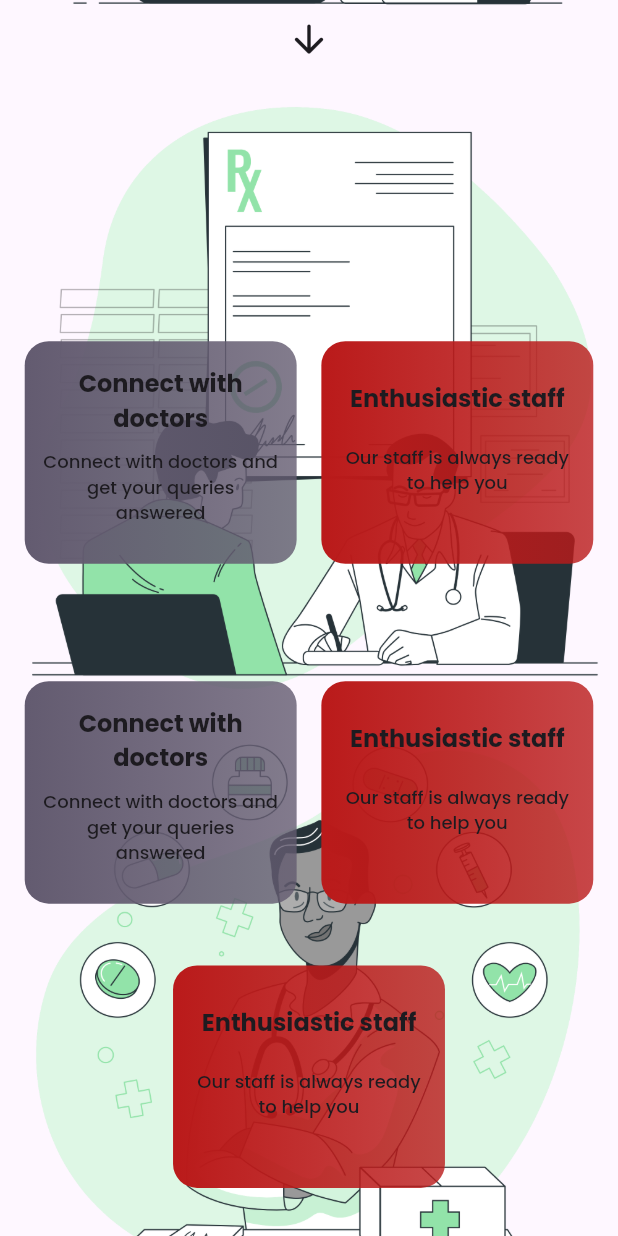
After one commit to phatalways-sleeping/DocCare, a Flutter app: the DCSplashScreen screen opened directly, after a tap on the "arrow downward" icon, on a phone screen of 412 x 824 dp. The commit adds this screen. Run offline on Flutter 3.47's test engine with Material 2 defaults, Android fonts, the phone set to English and light mode, and no system bars; our stand-ins replace equatable, firebase_core, flutter_svg, google_fonts, supabase_flutter and 1 more; missing offline and left inert: dart:ffi, env_flutter; accounts and stored records are empty; key blocks and very long unbroken strings in the code were emptied for the run.

Commit message:
feat(ui): add splash screen and its animation

```diff
--- a/src/packages/screens/lib/screens.dart
+++ b/src/packages/screens/lib/screens.dart
@@ -1,4 +1,4 @@
 /// Package for screens in this application
 library screens;
 
-export 'src/screens.dart';
+export 'src/splash/dc_splash_screen.dart';
--- a/src/packages/screens/lib/src/screens.dart
+++ /dev/null
@@ -1,7 +0,0 @@
-/// {@template screens}
-/// Package for screens in this application
-/// {@endtemplate}
-class Screens {
-  /// {@macro screens}
-  const Screens();
-}
--- /dev/null
+++ b/src/packages/screens/lib/src/splash/dc_info_box.dart
@@ -0,0 +1,80 @@
+import 'package:components/components.dart';
+import 'package:extensions/extensions.dart';
+import 'package:flutter/material.dart';
+
+/// {@template dc_information_box}
+class DCInformationBox extends StatelessWidget {
+  /// {@macro dc_information_box}
+  const DCInformationBox({
+    required this.header,
+    required this.body,
+    required this.backgroundColor,
+
+    this.padding = const EdgeInsets.symmetric(
+      horizontal: 12,
+      vertical: 8,
+    ),
+    this.borderRadius = const BorderRadius.all(Radius.circular(16)),
+    this.shape = BoxShape.rectangle,
+    this.footer,
+    this.border,
+    this.gradient,
+    super.key,
+  });
+
+  final Widget header;
+  final Widget body;
+  final Widget? footer;
+
+  final BorderRadius borderRadius;
+  final Color backgroundColor;
+  final Border? border;
+  final Gradient? gradient;
+  final BoxShape shape;
+  final EdgeInsetsGeometry padding;
+
+  @override
+  Widget build(BuildContext context) {
+    return Container(
+      padding: padding,
+      constraints: BoxConstraints(
+        maxWidth: context.width * 0.44,
+        maxHeight: context.height * 0.18,
+      ),
+      decoration: BoxDecoration(
+        color: backgroundColor,
+        borderRadius: borderRadius,
+        border: border,
+        gradient: gradient,
+        shape: shape,
+      ),
+      child: Column(
+        mainAxisAlignment: MainAxisAlignment.spaceEvenly,
+        children: [
+          DefaultTextStyle.merge(
+            style: context.textTheme.h1RegularPoppins.copyWith(
+              fontSize: 16,
+              fontWeight: FontWeight.bold,
+            ),
+            textAlign: TextAlign.center,
+            child: header,
+          ),
+          DefaultTextStyle.merge(
+            style: context.textTheme.h2RegularPoppins.copyWith(
+              fontSize: 12,
+            ),
+            textAlign: TextAlign.center,
+            child: body,
+          ),
+          DefaultTextStyle.merge(
+            style: context.textTheme.h2RegularPoppins.copyWith(
+              fontSize: 12,
+            ),
+            textAlign: TextAlign.right,
+            child: footer ?? const SizedBox(),
+          ),
+        ],
+      ),
+    );
+  }
+}
--- /dev/null
+++ b/src/packages/screens/lib/src/splash/dc_page_view.dart
@@ -0,0 +1,114 @@
+import 'package:components/components.dart';
+import 'package:extensions/extensions.dart';
+import 'package:flutter/material.dart';
+import 'package:screens/src/splash/dc_info_box.dart';
+
+part 'dc_page_view_one.dart';
+part 'dc_page_view_two.dart';
+
+
+/// {@template dc_page_view}
+base class DCPageView extends StatefulWidget {
+  /// {@macro dc_page_view}
+  const DCPageView({
+    required this.background,
+    required this.foreground,
+    this.alignment = MainAxisAlignment.center,
+    this.footer,
+    this.action,
+    this.bottom,
+    super.key,
+  }) : assert(
+          footer == null || bottom == null || bottom >= 0.1,
+          'bottom must be greater than 0.2',
+        );
+
+  final Widget background;
+  final List<Widget> foreground;
+  final Widget? action;
+  final Widget? footer;
+
+  final MainAxisAlignment alignment;
+
+  final double? bottom;
+
+  @override
+  State<DCPageView> createState() => _DCPageViewState();
+}
+
+class _DCPageViewState extends State<DCPageView>
+    with SingleTickerProviderStateMixin {
+  late final animationController = AnimationController(
+    vsync: this,
+    duration: const Duration(milliseconds: 500),
+  );
+
+  late final animation = CurvedAnimation(
+    parent: animationController,
+    curve: Curves.easeIn,
+  );
+
+  @override
+  void initState() {
+    animationController.forward();
+    super.initState();
+  }
+
+  @override
+  void dispose() {
+    animationController.dispose();
+    super.dispose();
+  }
+
+  @override
+  Widget build(BuildContext context) {
+    return Stack(
+      alignment: Alignment.center,
+      children: [
+        FadeTransition(
+          opacity: animation,
+          child: DefaultTextStyle.merge(
+            style: context.textTheme.h1RegularPoppins,
+            child: widget.background,
+          ),
+        ),
+        if (widget.action != null)
+          Positioned(
+            top: context.height * 0.01,
+            right: context.width * 0.03,
+            child: FadeTransition(
+              opacity: animation,
+              child: widget.action,
+            ),
+          ),
+        if (widget.bottom != null)
+          Positioned(
+            bottom: context.height * widget.bottom!,
+            child: DefaultTextStyle.merge(
+              style: context.textTheme.h1BoldPoppins,
+              child: Column(
+                mainAxisAlignment: widget.alignment,
+                children: widget.foreground,
+              ),
+            ),
+          )
+        else
+          DefaultTextStyle.merge(
+            style: context.textTheme.h1BoldPoppins,
+            child: Column(
+              mainAxisAlignment: widget.alignment,
+              children: widget.foreground,
+            ),
+          ),
+        if (widget.footer != null)
+          Positioned(
+            bottom: context.height * 0.01,
+            child: FadeTransition(
+              opacity: animation,
+              child: widget.footer,
+            ),
+          ),
+      ],
+    );
+  }
+}
--- /dev/null
+++ b/src/packages/screens/lib/src/splash/dc_page_view_one.dart
@@ -0,0 +1,222 @@
+part of 'dc_page_view.dart';
+
+/// {@template dc_page_view_one}
+class DCPageViewOne extends StatefulWidget {
+  /// {@macro dc_page_view_one}
+  const DCPageViewOne({
+    required this.pageController,
+    super.key,
+  });
+
+  final PageController pageController;
+
+  @override
+  State<DCPageViewOne> createState() => _DCPageViewOneState();
+}
+
+class _DCPageViewOneState extends State<DCPageViewOne>
+    with TickerProviderStateMixin {
+  late final animation = CurvedAnimation(
+    parent: animationController,
+    curve: Curves.decelerate,
+  );
+
+  late final informationBoxAnimation = CurvedAnimation(
+    parent: animationInformationBoxController,
+    curve: Curves.decelerate,
+  );
+
+  late final position = Tween<Offset>(
+    begin: const Offset(0, -1),
+    end: Offset.zero,
+  ).animate(animation);
+
+  late final informationBoxPosition = Tween<Offset>(
+    begin: const Offset(0, 0.8),
+    end: Offset.zero,
+  ).animate(informationBoxAnimation);
+
+  late final animationController = AnimationController(
+    vsync: this,
+    duration: const Duration(seconds: 2),
+  );
+
+  late final animationInformationBoxController = AnimationController(
+    vsync: this,
+    duration: const Duration(milliseconds: 1000),
+  );
+
+  @override
+  void initState() {
+    animationController.forward();
+    animationInformationBoxController.forward();
+    super.initState();
+  }
+
+  @override
+  void dispose() {
+    animationController.dispose();
+    animationInformationBoxController.dispose();
+    super.dispose();
+  }
+
+  @override
+  Widget build(BuildContext context) {
+    return DCPageView(
+      bottom: 0.15,
+      action: DCButton(
+        onPressed: () {
+          /// TODO(phatalways-sleeping): Develop the modal bottom sheet for login
+          showModalBottomSheet<bool>(
+            elevation: 0,
+            barrierColor: Colors.transparent,
+            context: context,
+            backgroundColor: context.colorScheme.surface,
+            shape: RoundedRectangleBorder(
+              borderRadius: BorderRadius.circular(20),
+            ),
+            builder: (context) => SizedBox(
+              height: context.height * 0.5,
+              child: const Center(
+                child: Text('Hello'),
+              ),
+            ),
+          );
+        },
+        text: 'Get Started',
+        padding: const EdgeInsets.symmetric(
+          horizontal: 20,
+          vertical: 6,
+        ),
+        backgroundColor: context.colorScheme.secondary,
+        textColor: context.colorScheme.onSecondary,
+        borderColor: Colors.transparent,
+      ),
+      background: Column(
+        mainAxisAlignment: MainAxisAlignment.center,
+        children: <Widget>[
+          Image.asset(
+            'assets/images/pic_1.png',
+            fit: BoxFit.cover,
+          ),
+          Image.asset(
+            'assets/images/pic_2.png',
+            fit: BoxFit.cover,
+          ),
+        ],
+      ),
+      foreground: [
+        SlideTransition(
+          position: position,
+          child: Text.rich(
+            TextSpan(
+              text: 'Doc',
+              children: [
+                TextSpan(
+                  text: 'C',
+                  style: context.textTheme.h1BoldPoppins.copyWith(
+                    color: context.colorScheme.onSecondary,
+                    fontSize: 60,
+                  ),
+                ),
+                TextSpan(
+                  text: 'are',
+                  style: context.textTheme.h1BoldPoppins.copyWith(
+                    color: context.colorScheme.onSecondary,
+                    fontSize: 60,
+                  ),
+                ),
+              ],
+              style: context.textTheme.h1BoldPoppins.copyWith(
+                color: context.colorScheme.secondary,
+                fontSize: 60,
+              ),
+            ),
+          ),
+        ),
+        FadeTransition(
+          opacity: animation,
+          child: Text(
+            'Powered by DCTeam',
+            style: context.textTheme.h1RegularPoppins.copyWith(
+              color: context.colorScheme.onSurface,
+              fontSize: 20,
+            ),
+          ),
+        ),
+        SizedBox(height: context.height * 0.05),
+        Row(
+          mainAxisAlignment: MainAxisAlignment.spaceEvenly,
+          children: [
+            SlideTransition(
+              position: informationBoxPosition,
+              child: DCInformationBox(
+                header: Text(
+                  'Connect with doctors',
+                  style: TextStyle(
+                    color: context.colorScheme.onBackground,
+                  ),
+                ),
+                body: Text(
+                  'Connect with doctors and get your queries answered',
+                  style: TextStyle(
+                    color: context.colorScheme.onBackground,
+                  ),
+                ),
+                backgroundColor: context.colorScheme.secondary,
+                gradient: LinearGradient(
+                  colors: [
+                    context.colorScheme.secondary,
+                    context.colorScheme.secondary.withOpacity(0.9),
+                    context.colorScheme.secondary.withOpacity(0.8),
+                  ],
+                ),
+              ),
+            ),
+            SizedBox(
+              width: context.width * 0.05,
+            ),
+            SlideTransition(
+              position: informationBoxPosition,
+              child: DCInformationBox(
+                header: Text(
+                  'Enthusiastic staff',
+                  style: TextStyle(
+                    color: context.colorScheme.onBackground,
+                  ),
+                ),
+                body: Text(
+                  'Our staff is always ready to help you',
+                  style: TextStyle(
+                    color: context.colorScheme.onBackground,
+                  ),
+                ),
+                backgroundColor: context.colorScheme.error,
+                gradient: LinearGradient(
+                  colors: [
+                    context.colorScheme.error,
+                    context.colorScheme.error.withOpacity(0.9),
+                    context.colorScheme.error.withOpacity(0.8),
+                  ],
+                ),
+              ),
+            ),
+          ],
+        ),
+      ],
+      footer: IconButton(
+        icon: Icon(
+          Icons.arrow_downward_rounded,
+          color: context.colorScheme.onBackground,
+          size: 30,
+        ),
+        onPressed: () => widget.pageController.animateToPage(
+          1,
+          duration: const Duration(milliseconds: 1500),
+          curve: Curves.decelerate,
+        ),
+      ),
+    );
+  }
+}
+/// {@endtemplate}
--- /dev/null
+++ b/src/packages/screens/lib/src/splash/dc_page_view_two.dart
@@ -0,0 +1,226 @@
+part of 'dc_page_view.dart';
+
+/// {@template dc_page_view_two}
+class DCPageViewTwo extends StatefulWidget {
+  /// {@macro dc_page_view_two}
+  const DCPageViewTwo({
+    super.key,
+  });
+
+
+  @override
+  State<DCPageViewTwo> createState() => _DCPageViewTwoState();
+}
+
+class _DCPageViewTwoState extends State<DCPageViewTwo>
+    with TickerProviderStateMixin {
+  late final firstRowAnimationController = AnimationController(
+    vsync: this,
+    duration: const Duration(milliseconds: 1000),
+  );
+
+  late final firstRowAnimation = CurvedAnimation(
+    parent: firstRowAnimationController,
+    curve: Curves.decelerate,
+  );
+
+  late final firstRowPosition = Tween<Offset>(
+    begin: const Offset(0, -1),
+    end: Offset.zero,
+  ).animate(firstRowAnimation);
+
+  late final secondRowAnimation = CurvedAnimation(
+    parent: secondRowAnimationController,
+    curve: Curves.decelerate,
+  );
+
+  late final secondRowPosition = Tween<Offset>(
+    begin: const Offset(0, 1),
+    end: Offset.zero,
+  ).animate(secondRowAnimation);
+
+  late final secondRowAnimationController = AnimationController(
+    vsync: this,
+    duration: const Duration(seconds: 2),
+  );
+
+  @override
+  void initState() {
+    secondRowAnimationController.forward();
+    firstRowAnimationController.forward();
+    super.initState();
+  }
+
+  @override
+  void dispose() {
+    secondRowAnimationController.dispose();
+    firstRowAnimationController.dispose();
+    super.dispose();
+  }
+
+  @override
+  Widget build(BuildContext context) {
+    return DCPageView(
+      background: Column(
+        mainAxisAlignment: MainAxisAlignment.center,
+        children: <Widget>[
+          Image.asset(
+            'assets/images/pic_3.png',
+            fit: BoxFit.cover,
+          ),
+          Image.asset(
+            'assets/images/pic_4.png',
+            fit: BoxFit.cover,
+          ),
+        ],
+      ),
+      foreground: [
+        SizedBox(
+          height: context.height * 0.05,
+        ),
+        Row(
+          mainAxisAlignment: MainAxisAlignment.spaceEvenly,
+          children: [
+            SlideTransition(
+              position: firstRowPosition,
+              child: DCInformationBox(
+                header: Text(
+                  'Connect with doctors',
+                  style: TextStyle(
+                    color: context.colorScheme.onBackground,
+                  ),
+                ),
+                body: Text(
+                  'Connect with doctors and get your queries answered',
+                  style: TextStyle(
+                    color: context.colorScheme.onBackground,
+                  ),
+                ),
+                backgroundColor: context.colorScheme.secondary,
+                gradient: LinearGradient(
+                  colors: [
+                    context.colorScheme.secondary,
+                    context.colorScheme.secondary.withOpacity(0.9),
+                    context.colorScheme.secondary.withOpacity(0.8),
+                  ],
+                ),
+              ),
+            ),
+            SlideTransition(
+              position: firstRowPosition,
+              child: DCInformationBox(
+                header: Text(
+                  'Enthusiastic staff',
+                  style: TextStyle(
+                    color: context.colorScheme.onBackground,
+                  ),
+                ),
+                body: Text(
+                  'Our staff is always ready to help you',
+                  style: TextStyle(
+                    color: context.colorScheme.onBackground,
+                  ),
+                ),
+                backgroundColor: context.colorScheme.error,
+                gradient: LinearGradient(
+                  colors: [
+                    context.colorScheme.error,
+                    context.colorScheme.error.withOpacity(0.9),
+                    context.colorScheme.error.withOpacity(0.8),
+                  ],
+                ),
+              ),
+            ),
+          ],
+        ),
+        SizedBox(
+          height: context.height * 0.05,
+        ),
+        Row(
+          mainAxisAlignment: MainAxisAlignment.spaceEvenly,
+          children: [
+            SlideTransition(
+              position: secondRowPosition,
+              child: DCInformationBox(
+                header: Text(
+                  'Connect with doctors',
+                  style: TextStyle(
+                    color: context.colorScheme.onBackground,
+                  ),
+                ),
+                body: Text(
+                  'Connect with doctors and get your queries answered',
+                  style: TextStyle(
+                    color: context.colorScheme.onBackground,
+                  ),
+                ),
+                backgroundColor: context.colorScheme.secondary,
+                gradient: LinearGradient(
+                  colors: [
+                    context.colorScheme.secondary,
+                    context.colorScheme.secondary.withOpacity(0.9),
+                    context.colorScheme.secondary.withOpacity(0.8),
+                  ],
+                ),
+              ),
+            ),
+            SlideTransition(
+              position: secondRowPosition,
+              child: DCInformationBox(
+                header: Text(
+                  'Enthusiastic staff',
+                  style: TextStyle(
+                    color: context.colorScheme.onBackground,
+                  ),
+                ),
+                body: Text(
+                  'Our staff is always ready to help you',
+                  style: TextStyle(
+                    color: context.colorScheme.onBackground,
+                  ),
+                ),
+                backgroundColor: context.colorScheme.error,
+                gradient: LinearGradient(
+                  colors: [
+                    context.colorScheme.error,
+                    context.colorScheme.error.withOpacity(0.9),
+                    context.colorScheme.error.withOpacity(0.8),
+                  ],
+                ),
+              ),
+            ),
+          ],
+        ),
+        SizedBox(
+          height: context.height * 0.05,
+        ),
+        SlideTransition(
+          position: secondRowPosition,
+          child: DCInformationBox(
+            header: Text(
+              'Enthusiastic staff',
+              style: TextStyle(
+                color: context.colorScheme.onBackground,
+              ),
+            ),
+            body: Text(
+              'Our staff is always ready to help you',
+              style: TextStyle(
+                color: context.colorScheme.onBackground,
+              ),
+            ),
+            backgroundColor: context.colorScheme.error,
+            gradient: LinearGradient(
+              colors: [
+                context.colorScheme.error,
+                context.colorScheme.error.withOpacity(0.9),
+                context.colorScheme.error.withOpacity(0.8),
+              ],
+            ),
+          ),
+        ),
+      ],
+    );
+  }
+}
+/// {@endtemplate}
--- /dev/null
+++ b/src/packages/screens/lib/src/splash/dc_splash_screen.dart
@@ -0,0 +1,60 @@
+import 'package:flutter/material.dart';
+import 'package:screens/src/splash/dc_page_view.dart';
+
+/// {@template dc_splash_screen}
+class DCSplashScreen extends StatefulWidget {
+  /// {@macro screens}
+  const DCSplashScreen({super.key});
+
+  @override
+  State<DCSplashScreen> createState() => _DCSplashScreenState();
+}
+
+class _DCSplashScreenState extends State<DCSplashScreen>
+    with SingleTickerProviderStateMixin {
+  late final scrollController = ScrollController();
+  late final animationController = AnimationController(
+    vsync: this,
+    duration: const Duration(milliseconds: 500),
+  );
+  late final animation = CurvedAnimation(
+    parent: animationController,
+    curve: Curves.easeIn,
+  );
+  late final pageController = PageController();
+
+  @override
+  void initState() {
+    animationController.forward();
+    super.initState();
+  }
+
+  @override
+  void dispose() {
+    scrollController.dispose();
+    animationController.dispose();
+    pageController.dispose();
+    super.dispose();
+  }
+
+  @override
+  Widget build(BuildContext context) {
+    return Scaffold(
+      body: SafeArea(
+        child: PageView.builder(
+          controller: pageController,
+          itemCount: 2,
+          scrollDirection: Axis.vertical,
+          itemBuilder: (BuildContext context, int index) {
+            if (index == 0) {
+              return DCPageViewOne(
+                pageController: pageController,
+              );
+            }
+            return const DCPageViewTwo();
+          },
+        ),
+      ),
+    );
+  }
+}
```
Also changed, not shown: 1 other file.
